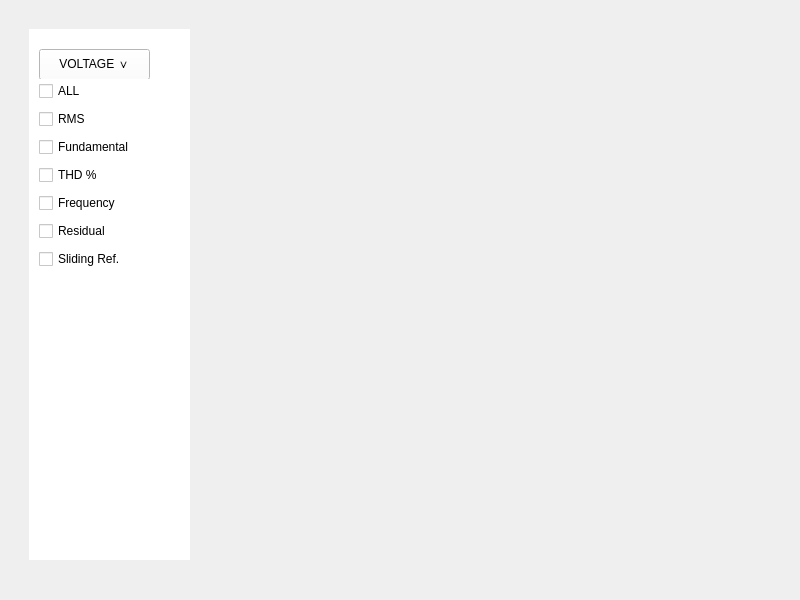
This is setup_test/setting.ui in badpooh/Vision as Qt 5 draws it before an edit. The edited form follows.
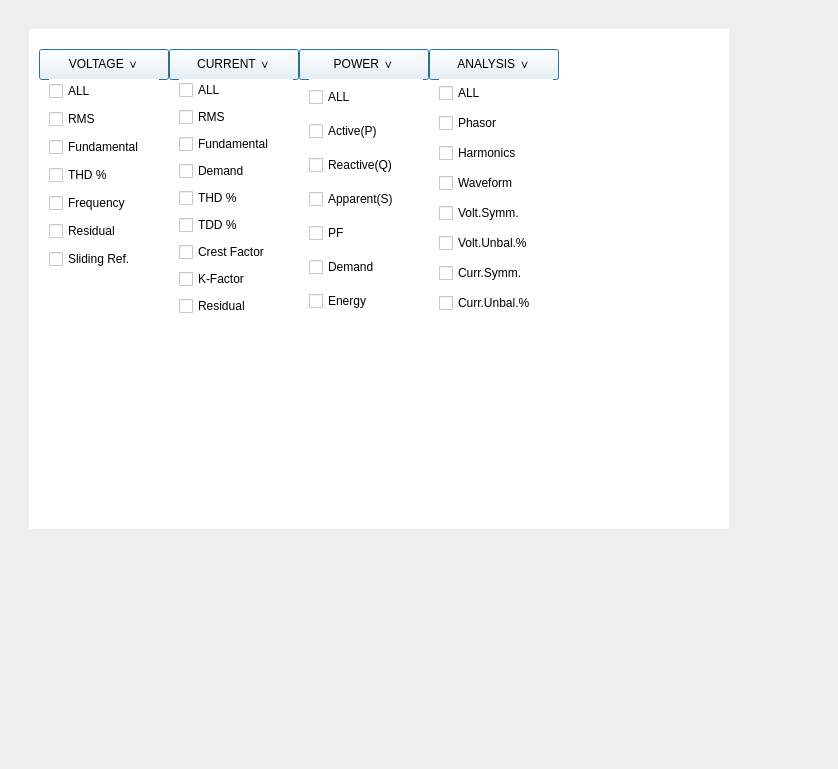
This is the edited form.

The edit to the form file:
```diff
--- a/setup_test/setting.ui
+++ b/setup_test/setting.ui
@@ -6,8 +6,8 @@
    <rect>
     <x>0</x>
     <y>0</y>
-    <width>800</width>
-    <height>600</height>
+    <width>838</width>
+    <height>769</height>
    </rect>
   </property>
   <property name="minimumSize">
@@ -36,8 +36,8 @@
         <rect>
          <x>20</x>
          <y>20</y>
-         <width>161</width>
-         <height>531</height>
+         <width>700</width>
+         <height>500</height>
         </rect>
        </property>
        <property name="styleSheet">
@@ -51,7 +51,7 @@
          <rect>
           <x>10</x>
           <y>20</y>
-          <width>111</width>
+          <width>130</width>
           <height>31</height>
          </rect>
         </property>
@@ -68,7 +68,7 @@
          <bool>false</bool>
         </property>
         <property name="default">
-         <bool>false</bool>
+         <bool>true</bool>
         </property>
         <property name="flat">
          <bool>false</bool>
@@ -77,9 +77,9 @@
        <widget class="QWidget" name="widget_vol_checkBox" native="true">
         <property name="geometry">
          <rect>
-          <x>10</x>
+          <x>20</x>
           <y>50</y>
-          <width>114</width>
+          <width>110</width>
           <height>194</height>
          </rect>
         </property>
@@ -135,26 +135,294 @@
          </item>
         </layout>
        </widget>
-      </widget>
-      <widget class="QWidget" name="widget_3" native="true">
-       <property name="geometry">
-        <rect>
-         <x>240</x>
-         <y>30</y>
-         <width>171</width>
-         <height>521</height>
-        </rect>
-       </property>
-      </widget>
-      <widget class="QWidget" name="widget_4" native="true">
-       <property name="geometry">
-        <rect>
-         <x>490</x>
-         <y>40</y>
-         <width>181</width>
-         <height>501</height>
-        </rect>
-       </property>
+       <widget class="QPushButton" name="menu_current">
+        <property name="geometry">
+         <rect>
+          <x>140</x>
+          <y>20</y>
+          <width>130</width>
+          <height>31</height>
+         </rect>
+        </property>
+        <property name="text">
+         <string>CURRENT ∨</string>
+        </property>
+        <property name="checkable">
+         <bool>true</bool>
+        </property>
+        <property name="checked">
+         <bool>false</bool>
+        </property>
+        <property name="autoDefault">
+         <bool>false</bool>
+        </property>
+        <property name="default">
+         <bool>true</bool>
+        </property>
+        <property name="flat">
+         <bool>false</bool>
+        </property>
+       </widget>
+       <widget class="QWidget" name="curr_check_box" native="true">
+        <property name="geometry">
+         <rect>
+          <x>150</x>
+          <y>50</y>
+          <width>114</width>
+          <height>246</height>
+         </rect>
+        </property>
+        <layout class="QVBoxLayout" name="verticalLayout_2">
+         <item>
+          <widget class="QCheckBox" name="curr_all">
+           <property name="text">
+            <string>ALL</string>
+           </property>
+          </widget>
+         </item>
+         <item>
+          <widget class="QCheckBox" name="curr_rms">
+           <property name="text">
+            <string>RMS</string>
+           </property>
+          </widget>
+         </item>
+         <item>
+          <widget class="QCheckBox" name="curr_fund">
+           <property name="text">
+            <string>Fundamental</string>
+           </property>
+          </widget>
+         </item>
+         <item>
+          <widget class="QCheckBox" name="curr_demand">
+           <property name="text">
+            <string>Demand</string>
+           </property>
+          </widget>
+         </item>
+         <item>
+          <widget class="QCheckBox" name="curr_thd">
+           <property name="text">
+            <string>THD %</string>
+           </property>
+          </widget>
+         </item>
+         <item>
+          <widget class="QCheckBox" name="curr_tdd">
+           <property name="text">
+            <string>TDD %</string>
+           </property>
+          </widget>
+         </item>
+         <item>
+          <widget class="QCheckBox" name="curr_crest_factor">
+           <property name="text">
+            <string>Crest Factor</string>
+           </property>
+          </widget>
+         </item>
+         <item>
+          <widget class="QCheckBox" name="curr_k_factor">
+           <property name="text">
+            <string>K-Factor</string>
+           </property>
+          </widget>
+         </item>
+         <item>
+          <widget class="QCheckBox" name="curr_residual">
+           <property name="text">
+            <string>Residual</string>
+           </property>
+          </widget>
+         </item>
+        </layout>
+       </widget>
+       <widget class="QPushButton" name="menu_power">
+        <property name="geometry">
+         <rect>
+          <x>270</x>
+          <y>20</y>
+          <width>130</width>
+          <height>31</height>
+         </rect>
+        </property>
+        <property name="text">
+         <string>POWER ∨</string>
+        </property>
+        <property name="checkable">
+         <bool>true</bool>
+        </property>
+        <property name="checked">
+         <bool>false</bool>
+        </property>
+        <property name="autoDefault">
+         <bool>false</bool>
+        </property>
+        <property name="default">
+         <bool>true</bool>
+        </property>
+        <property name="flat">
+         <bool>false</bool>
+        </property>
+       </widget>
+       <widget class="QWidget" name="pow_check_box" native="true">
+        <property name="geometry">
+         <rect>
+          <x>280</x>
+          <y>50</y>
+          <width>114</width>
+          <height>246</height>
+         </rect>
+        </property>
+        <layout class="QVBoxLayout" name="verticalLayout_3">
+         <item>
+          <widget class="QCheckBox" name="pow_all">
+           <property name="text">
+            <string>ALL</string>
+           </property>
+          </widget>
+         </item>
+         <item>
+          <widget class="QCheckBox" name="pow_p">
+           <property name="text">
+            <string>Active(P)</string>
+           </property>
+          </widget>
+         </item>
+         <item>
+          <widget class="QCheckBox" name="pow_q">
+           <property name="text">
+            <string>Reactive(Q)</string>
+           </property>
+          </widget>
+         </item>
+         <item>
+          <widget class="QCheckBox" name="pow_s">
+           <property name="text">
+            <string>Apparent(S)</string>
+           </property>
+          </widget>
+         </item>
+         <item>
+          <widget class="QCheckBox" name="pow_pf">
+           <property name="text">
+            <string>PF</string>
+           </property>
+          </widget>
+         </item>
+         <item>
+          <widget class="QCheckBox" name="pow_demand">
+           <property name="text">
+            <string>Demand</string>
+           </property>
+          </widget>
+         </item>
+         <item>
+          <widget class="QCheckBox" name="pow_energy">
+           <property name="text">
+            <string>Energy</string>
+           </property>
+          </widget>
+         </item>
+        </layout>
+       </widget>
+       <widget class="QPushButton" name="menu_current_3">
+        <property name="geometry">
+         <rect>
+          <x>400</x>
+          <y>20</y>
+          <width>130</width>
+          <height>31</height>
+         </rect>
+        </property>
+        <property name="text">
+         <string>ANALYSIS ∨</string>
+        </property>
+        <property name="checkable">
+         <bool>true</bool>
+        </property>
+        <property name="checked">
+         <bool>false</bool>
+        </property>
+        <property name="autoDefault">
+         <bool>false</bool>
+        </property>
+        <property name="default">
+         <bool>true</bool>
+        </property>
+        <property name="flat">
+         <bool>false</bool>
+        </property>
+       </widget>
+       <widget class="QWidget" name="anal_check_box" native="true">
+        <property name="geometry">
+         <rect>
+          <x>410</x>
+          <y>50</y>
+          <width>114</width>
+          <height>246</height>
+         </rect>
+        </property>
+        <layout class="QVBoxLayout" name="verticalLayout_4">
+         <item>
+          <widget class="QCheckBox" name="anal_all">
+           <property name="text">
+            <string>ALL</string>
+           </property>
+          </widget>
+         </item>
+         <item>
+          <widget class="QCheckBox" name="anal_phasor">
+           <property name="text">
+            <string>Phasor</string>
+           </property>
+          </widget>
+         </item>
+         <item>
+          <widget class="QCheckBox" name="anal_harmonics">
+           <property name="text">
+            <string>Harmonics</string>
+           </property>
+          </widget>
+         </item>
+         <item>
+          <widget class="QCheckBox" name="anal_waveform">
+           <property name="text">
+            <string>Waveform</string>
+           </property>
+          </widget>
+         </item>
+         <item>
+          <widget class="QCheckBox" name="anal_vol_symm">
+           <property name="text">
+            <string>Volt.Symm.</string>
+           </property>
+          </widget>
+         </item>
+         <item>
+          <widget class="QCheckBox" name="anal_vol_unbal">
+           <property name="text">
+            <string>Volt.Unbal.%</string>
+           </property>
+          </widget>
+         </item>
+         <item>
+          <widget class="QCheckBox" name="anal_curr_symm">
+           <property name="text">
+            <string>Curr.Symm.</string>
+           </property>
+          </widget>
+         </item>
+         <item>
+          <widget class="QCheckBox" name="anal_curr_unbal">
+           <property name="text">
+            <string>Curr.Unbal.%</string>
+           </property>
+          </widget>
+         </item>
+        </layout>
+       </widget>
       </widget>
      </widget>
     </item>
```
Left out of the diff: 39 changed lines with no effect on the pictures.
